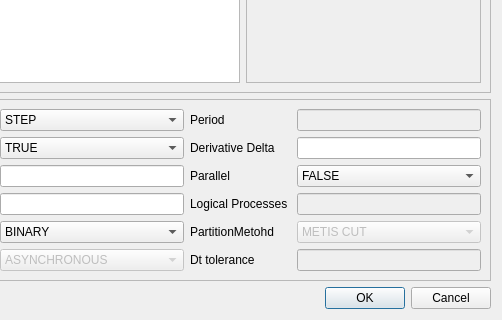
Above: src/gui/ui/run.ui from jjzhang166/qss-engine before the change; both pictures show x 162 to 664 and y 242 to 562 of the 664 by 562 pixel window. Below: the same form after it.
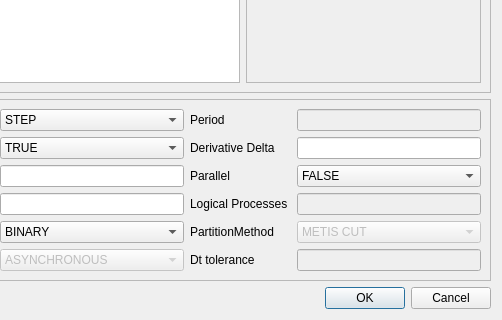
That is the form after the change.

Commit message: * Fixed sampled output bug and gui typo

Patch:
```diff
--- a/src/gui/ui/run.ui
+++ b/src/gui/ui/run.ui
@@ -204,7 +204,7 @@
       <item row="6" column="2">
        <widget class="QLabel" name="_pmLbl">
         <property name="text">
-         <string>PartitionMetohd</string>
+         <string>PartitionMethod</string>
         </property>
        </widget>
       </item>
```
The commit also changes 1 other file.
